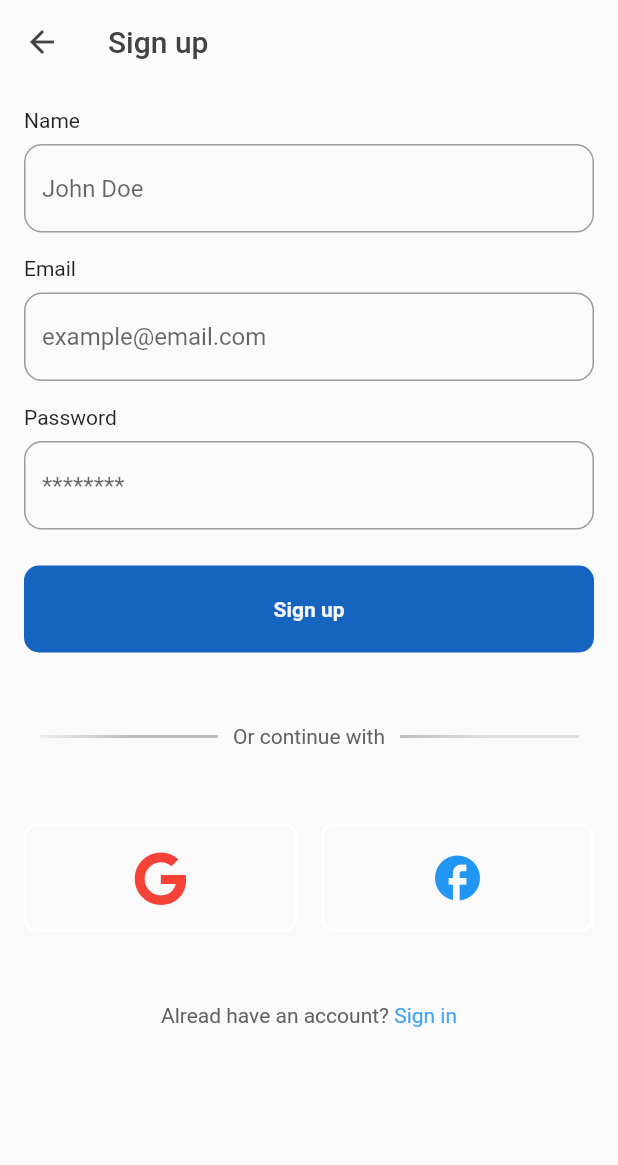
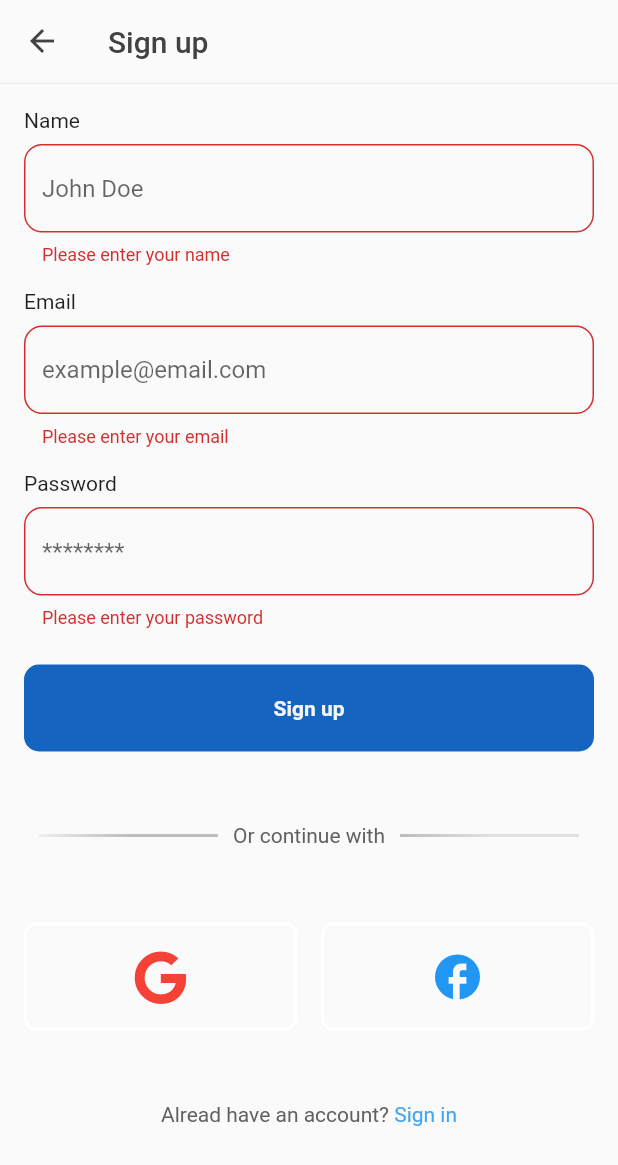
Before and after one commit to matiullah-karimi/shopy, a Flutter app: the SignupScreen screen opened directly, after a tap on "Sign up", on a phone screen of 412 x 824 dp. Shown: the top 1165 px of the screen. Run offline on Flutter 3.47's test engine with Material 2 defaults, Android fonts, the phone set to English and light mode, and no system bars; our stand-ins replace dio, flutter_hooks, font_awesome_flutter, hooks_riverpod, shared_preferences; accounts and stored records are empty.

Commit message:
Add login and signup validations

```diff
--- a/lib/screens/login_screen.dart
+++ b/lib/screens/login_screen.dart
@@ -5,6 +5,7 @@ import 'package:shopy/providers/login_provider.dart';
 import 'package:shopy/screens/signup_screen.dart';
 import 'package:shopy/state/login_state.dart';
 import 'package:shopy/utils/navigator.dart';
+import 'package:shopy/utils/validations.dart';
 import 'package:shopy/widgets/app_bar_widget.dart';
 import 'package:shopy/widgets/auth/social_login_widget.dart';
 import 'package:shopy/widgets/auth/social_separator.dart';
@@ -46,6 +47,7 @@ class LoginScreen extends HookConsumerWidget {
                   labelText: 'Email',
                   controller: emailControler,
                   keyboardType: TextInputType.emailAddress,
+                  validator: emailValidator,
                 ),
                 const SizedBox(height: 16),
                 InputWidget(
@@ -54,6 +56,7 @@ class LoginScreen extends HookConsumerWidget {
                   controller: passwordControler,
                   keyboardType: TextInputType.emailAddress,
                   obscureText: true,
+                  validator: passwordValidator,
                 ),
                 const SizedBox(height: 16),
                 Align(
--- a/lib/screens/signup_screen.dart
+++ b/lib/screens/signup_screen.dart
@@ -1,6 +1,7 @@
 import 'package:flutter/material.dart';
 import 'package:shopy/screens/login_screen.dart';
 import 'package:shopy/utils/navigator.dart';
+import 'package:shopy/utils/validations.dart';
 import 'package:shopy/widgets/app_bar_widget.dart';
 import 'package:shopy/widgets/auth/social_login_widget.dart';
 import 'package:shopy/widgets/auth/social_separator.dart';
@@ -12,9 +13,14 @@ class SignupScreen extends StatelessWidget {
 
   @override
   Widget build(BuildContext context) {
+    final _formKey = GlobalKey<FormState>();
+
     return Scaffold(
       appBar: const AppBarWidget(title: 'Sign up'),
-      body: Container(
+      body: SingleChildScrollView(
+        child: Form(
+          key: _formKey,
+          child: Container(
             padding: const EdgeInsets.all(16),
             child: Column(
               crossAxisAlignment: CrossAxisAlignment.start,
@@ -23,6 +29,7 @@ class SignupScreen extends StatelessWidget {
                   hintText: 'John Doe',
                   labelText: 'Name',
                   controller: TextEditingController(),
+                  validator: nameValidator,
                 ),
                 const SizedBox(height: 16),
                 InputWidget(
@@ -30,6 +37,7 @@ class SignupScreen extends StatelessWidget {
                   labelText: 'Email',
                   controller: TextEditingController(),
                   keyboardType: TextInputType.emailAddress,
+                  validator: emailValidator,
                 ),
                 const SizedBox(height: 16),
                 InputWidget(
@@ -38,11 +46,16 @@ class SignupScreen extends StatelessWidget {
                   controller: TextEditingController(),
                   keyboardType: TextInputType.emailAddress,
                   obscureText: true,
+                  validator: passwordValidator,
                 ),
                 const SizedBox(height: 24),
                 ButtonWidget(
                   text: 'Sign up',
-              onPressed: () {},
+                  onPressed: () {
+                    if (_formKey.currentState!.validate()) {
+                      navigate(context, const LoginScreen());
+                    }
+                  },
                 ),
                 const SizedBox(height: 48),
                 const LoginSocialSeparator(),
@@ -72,6 +85,8 @@ class SignupScreen extends StatelessWidget {
               ],
             ),
           ),
+        ),
+      ),
     );
   }
 }
--- /dev/null
+++ b/lib/utils/validations.dart
@@ -0,0 +1,41 @@
+bool isValidEmail(String email) {
+  return RegExp(
+          r"^[a-zA-Z0-9.a-zA-Z0-9.!#$%&'*+-/=?^_`{|}~]+@[a-zA-Z0-9]+\.[a-zA-Z]+")
+      .hasMatch(email);
+}
+
+String? emailValidator(String? email) {
+  if (email!.isEmpty) {
+    return 'Please enter your email';
+  }
+
+  if (!isValidEmail(email)) {
+    return 'Please enter a valid email';
+  }
+
+  return null;
+}
+
+String? passwordValidator(String? password) {
+  if (password!.isEmpty) {
+    return 'Please enter your password';
+  }
+
+  if (password.length < 6) {
+    return 'Password must be at least 6 characters';
+  }
+
+  return null;
+}
+
+String? nameValidator(String? name) {
+  if (name!.isEmpty) {
+    return 'Please enter your name';
+  }
+
+  if (name.length < 3) {
+    return 'Name must be at least 3 characters';
+  }
+
+  return null;
+}
--- a/lib/widgets/app_bar_widget.dart
+++ b/lib/widgets/app_bar_widget.dart
@@ -12,6 +12,13 @@ class AppBarWidget extends StatelessWidget implements PreferredSizeWidget {
       backgroundColor: Colors.white10,
       elevation: 0,
       foregroundColor: Colors.grey.shade800,
+      bottom: PreferredSize(
+        child: Container(
+          color: Colors.grey.shade200,
+          height: 1,
+        ),
+        preferredSize: const Size.fromHeight(4.0),
+      ),
     );
   }
 
--- a/lib/widgets/input_widget.dart
+++ b/lib/widgets/input_widget.dart
@@ -6,15 +6,17 @@ class InputWidget extends StatelessWidget {
   final TextEditingController controller;
   final TextInputType? keyboardType;
   final bool? obscureText;
+  final String? Function(String?)? validator;
 
-  const InputWidget({
-    Key? key,
-    required this.hintText,
-    required this.labelText,
-    required this.controller,
-    this.keyboardType,
-    this.obscureText,
-  }) : super(key: key);
+  const InputWidget(
+      {Key? key,
+      required this.hintText,
+      required this.labelText,
+      required this.controller,
+      this.keyboardType,
+      this.obscureText,
+      this.validator})
+      : super(key: key);
 
   @override
   Widget build(BuildContext context) {
@@ -33,6 +35,7 @@ class InputWidget extends StatelessWidget {
             ),
             hintText: hintText,
           ),
+          validator: validator,
         ),
       ],
     );
```
Lines whose indentation alone changed are shown as unchanged.
